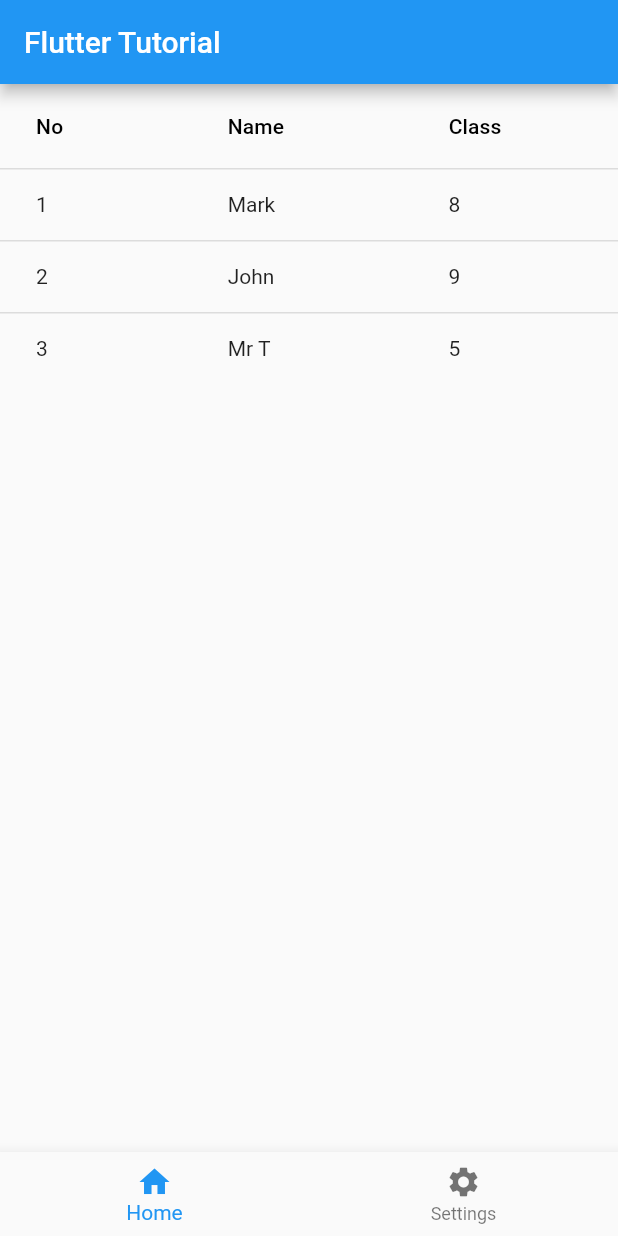
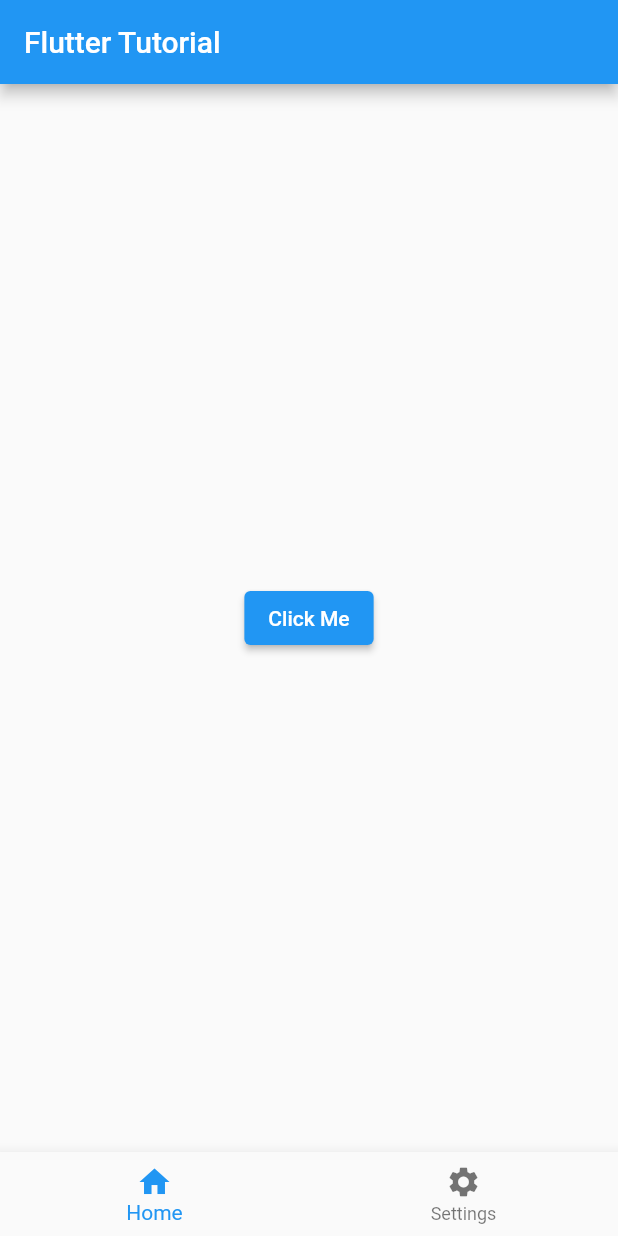
Before and after one commit to markiplagat/flutter_tutorialkart, a Flutter app: the screen it shows after launch, on a phone screen of 412 x 824 dp. Run offline on Flutter 3.47's test engine with Material 2 defaults, Android fonts, the phone set to English and light mode, and no system bars.

Commit message:
Elevatedbutton with onPressed action

```diff
--- a/lib/main.dart
+++ b/lib/main.dart
@@ -30,29 +30,19 @@
   @override
   Widget build(BuildContext context) {
     return Scaffold(
-      body: ListView(children: <Widget>[
-        DataTable(columns: const [
-          DataColumn(label: Text('No')),
-          DataColumn(label: Text('Name')),
-          DataColumn(label: Text('Class')),
-        ], rows: const [
-          DataRow(cells: [
-            DataCell(Text('1')),
-            DataCell(Text('Mark')),
-            DataCell(Text('8'))
-          ]),
-          DataRow(cells: [
-            DataCell(Text('2')),
-            DataCell(Text('John')),
-            DataCell(Text('9')),
-          ]),
-          DataRow(cells: [
-            DataCell(Text('3')),
-            DataCell(Text("Mr T")),
-            DataCell(Text('5'))
-          ])
-        ])
-      ]),
+      body: Center(
+        child: Column(
+          mainAxisSize: MainAxisSize.min,
+          children: <Widget>[
+            ElevatedButton(
+                onPressed: () { // Set (onPressed: null) to disable elevated button
+                  ScaffoldMessenger.of(context).showSnackBar(
+                      const SnackBar(content: Text('Good...You pressed me')));
+                },
+                child: const Text('Click Me')),
+          ],
+        ),
+      ),
       bottomNavigationBar: BottomNavigationBar(
         items: const [
           BottomNavigationBarItem(label: "Home", icon: Icon(Icons.home)),
```
